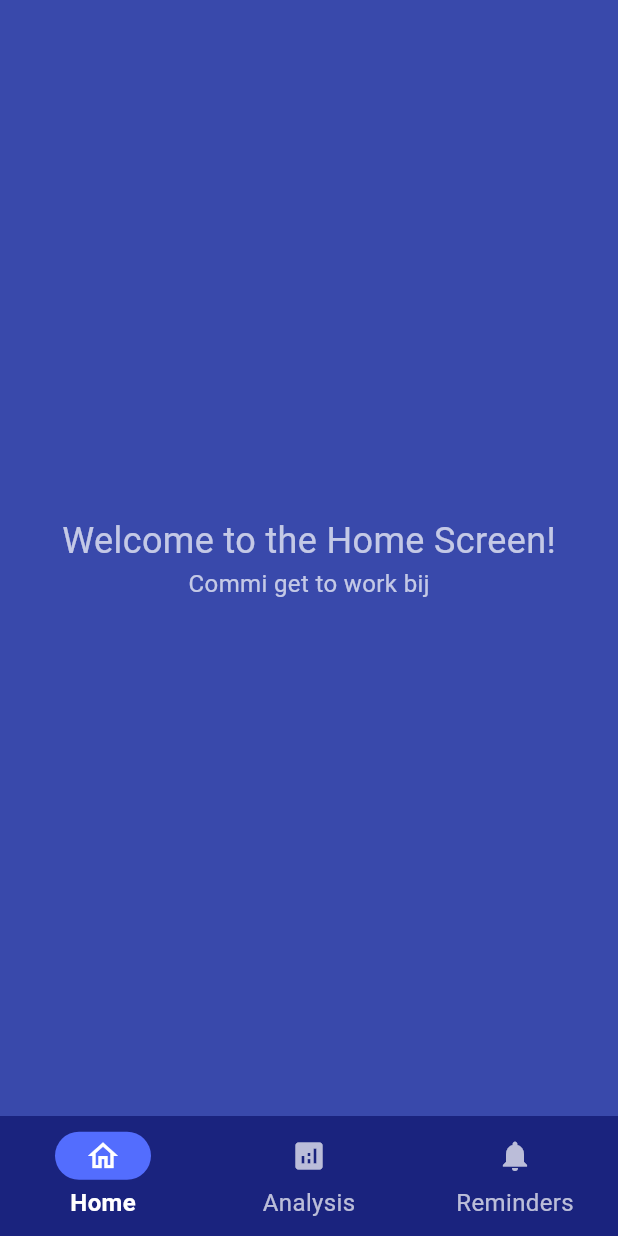
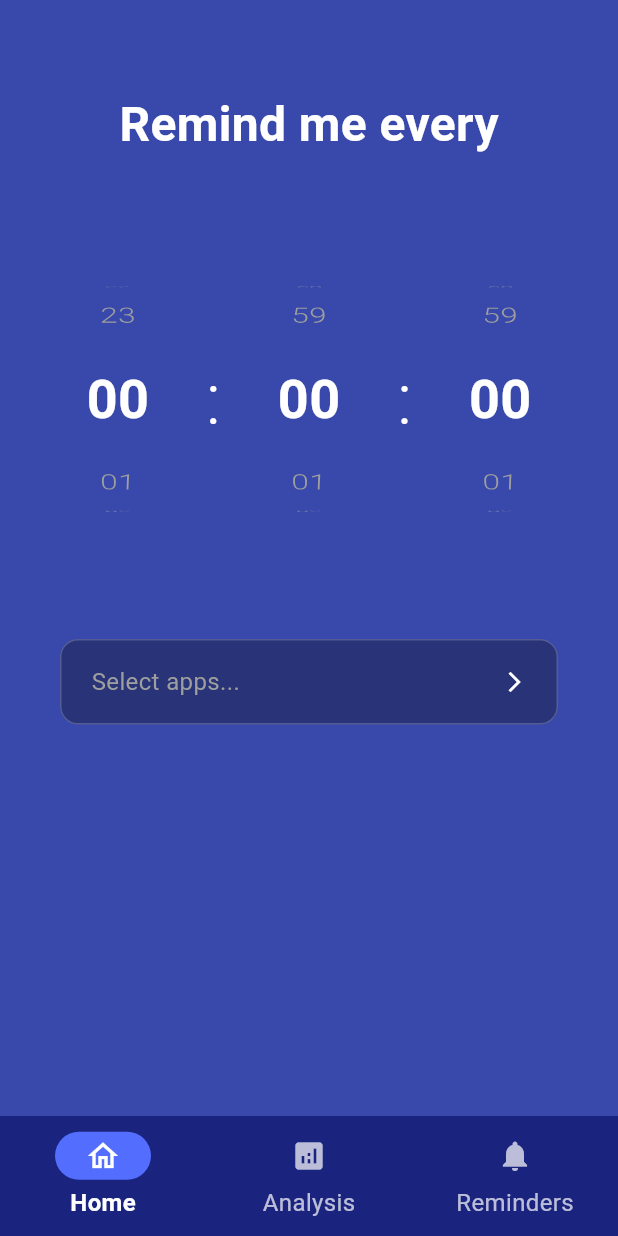
Before and after one commit to honhaoyuan0/Malefic-Visions, a Flutter app: the screen it shows after launch, on a phone screen of 412 x 824 dp. Run offline on Flutter 3.47's test engine with Material 3 defaults, Android fonts, the light colour scheme and no system bars; our stand-ins replace flutter_svg.

Commit message:
feat(screens): Added timer screen and app selection screen (#1)

```diff
--- a/lib/screens/home_screen.dart
+++ b/lib/screens/home_screen.dart
@@ -1,7 +1,9 @@
 import 'package:flutter/material.dart';
 import 'reminder_screen.dart';
 import 'analysis.dart';
+import 'timer_screen.dart';
 import '../global_widgets/bottom_nav_bar.dart';
+
 
 class MyHome extends StatefulWidget {
   const MyHome({
@@ -23,13 +25,13 @@ class _MyHomeState extends State<MyHome> {
   Widget _buildPage() {
     switch (currentPageIndex) {
       case 0:
-        return HomeBody();
+        return TimerScreen();
       case 1:
         return ScreenTimeAnalysis();
       case 2:
         return Reminder();
       default:
-        return HomeBody(); // Default to HomeBody if index is out of range
+        return TimerScreen(); // Default to TimerScreen if index is out of range
     }
   }
 
@@ -49,26 +51,3 @@ class _MyHomeState extends State<MyHome> {
       );
   }
 }
-
-// Home Page Body
-class HomeBody extends StatelessWidget {
-  const HomeBody({
-    super.key,
-  });
-
-  @override
-  Widget build(BuildContext context) {
-    return Center(
-      child: Column(
-        mainAxisAlignment: MainAxisAlignment.center,
-        children: [
-          const Text(
-            'Welcome to the Home Screen!',
-            style: TextStyle(fontSize: 24),
-          ),
-          const Text("Commi get to work bij")
-        ],
-      ),
-    );
-  }
-}
--- a/lib/screens/screens.dart
+++ b/lib/screens/screens.dart
@@ -1,3 +1,5 @@
 export 'home_screen.dart';
 export 'reminder_screen.dart';
 export 'analysis.dart';
+export 'timer_screen.dart';
+export 'app_selection_screen.dart';
--- /dev/null
+++ b/lib/screens/timer_screen.dart
@@ -0,0 +1,237 @@
+import 'package:flutter/material.dart';
+import 'app_selection_screen.dart';
+
+// =============================================================================
+// TIMER SCREEN - Main screen for setting up timer and selecting apps
+// =============================================================================
+
+class TimerScreen extends StatefulWidget {
+  const TimerScreen({super.key});
+
+  @override
+  State<TimerScreen> createState() => _TimerScreenState();
+}
+
+// =============================================================================
+// STATE CLASS - Manages timer values and selected apps
+// =============================================================================
+
+class _TimerScreenState extends State<TimerScreen> {
+  // =============================================================================
+  // STATE VARIABLES - Store current timer settings and selected apps
+  // =============================================================================
+
+  // Timer duration values (user can scroll to change these)
+  int selectedHours = 0;
+  int selectedMinutes = 0;
+  int selectedSeconds = 0;
+
+  // List of apps user wants reminders for (updated from app selection screen)
+  List<String> selectedApps = [];
+
+  // =============================================================================
+  // UI BUILD METHOD - Creates the visual interface
+  // =============================================================================
+  @override
+  Widget build(BuildContext context) {
+    return Scaffold(
+      body: SafeArea(
+        child: Padding(
+          padding: const EdgeInsets.all(20.0),
+          child: Column(
+            children: [
+              const SizedBox(height: 40),
+              // =============================================================================
+              // SCREEN TITLE - "Remind me every" heading
+              // =============================================================================
+              const Text(
+                'Remind me every',
+                style: TextStyle(
+                  fontSize: 32,
+                  fontWeight: FontWeight.bold,
+                  color: Colors.white,
+                ),
+              ),
+              const SizedBox(height: 60),
+              // =============================================================================
+              // TIME PICKER SECTION - Three scrollable wheels (HH : MM : SS)
+              // =============================================================================
+              _buildTimePicker(),
+              const SizedBox(height: 60),
+              // =============================================================================
+              // APP SELECTION SECTION - Button to choose apps for reminders
+              // =============================================================================
+              _buildAppSelectionSection(),
+            ],
+          ),
+        ),
+      ),
+    );
+  }
+
+  // =============================================================================
+  // TIME PICKER BUILDER - Creates three wheel pickers with colons (00 : 00 : 00)
+  // =============================================================================
+  Widget _buildTimePicker() {
+    return SizedBox(
+      height: 200,
+      child: Row(
+        mainAxisAlignment: MainAxisAlignment.center,
+        children: [
+          // =============================================================================
+          // HOURS WHEEL - Scrollable picker for hours (0-23)
+          // =============================================================================
+          Expanded(child: _buildLoopingWheelPicker(
+            maxValue: 24,
+            selectedValue: selectedHours,
+            onSelectedItemChanged: (value) {
+              setState(() {
+                selectedHours = value;
+              });
+            },
+          )),
+          // Colon separator between hours and minutes
+          const Text(
+            ':',
+            style: TextStyle(
+              fontSize: 48,
+              color: Colors.white,
+              fontWeight: FontWeight.w300,
+            ),
+          ),
+          // =============================================================================
+          // MINUTES WHEEL - Scrollable picker for minutes (0-59)
+          // =============================================================================
+          Expanded(child: _buildLoopingWheelPicker(
+            maxValue: 60,
+            selectedValue: selectedMinutes,
+            onSelectedItemChanged: (value) {
+              setState(() {
+                selectedMinutes = value;
+              });
+            },
+          )),
+          // Colon separator between minutes and seconds
+          const Text(
+            ':',
+            style: TextStyle(
+              fontSize: 48,
+              color: Colors.white,
+              fontWeight: FontWeight.w300,
+            ),
+          ),
+          // =============================================================================
+          // SECONDS WHEEL - Scrollable picker for seconds (0-59)
+          // =============================================================================
+          Expanded(child: _buildLoopingWheelPicker(
+            maxValue: 60,
+            selectedValue: selectedSeconds,
+            onSelectedItemChanged: (value) {
+              setState(() {
+                selectedSeconds = value;
+              });
+            },
+          )),
+        ],
+      ),
+    );
+  }
+
+  // =============================================================================
+  // INDIVIDUAL WHEEL PICKER - Creates a single scrollable wheel with looping
+  // =============================================================================
+  Widget _buildLoopingWheelPicker({
+    required int maxValue,
+    required int selectedValue,
+    required Function(int) onSelectedItemChanged,
+  }) {
+    return ListWheelScrollView.useDelegate(
+      itemExtent: 60,                              // Height of each number
+      perspective: 0.01,                           // 3D curve effect
+      diameterRatio: 1.5,                          // How curved the wheel looks
+      physics: const FixedExtentScrollPhysics(),   // Snaps to each number
+      onSelectedItemChanged: (index) {
+        // Handle looping: when scrolling past max, wrap to 0
+        // When scrolling below 0, wrap to max-1
+        final actualValue = ((index % maxValue) + maxValue) % maxValue;
+        onSelectedItemChanged(actualValue);
+      },
+      // Use Flutter's built-in looping delegate for infinite scroll
+      childDelegate: ListWheelChildLoopingListDelegate(
+        children: List.generate(maxValue, (index) {
+          final isSelected = index == selectedValue;
+          return Center(
+            child: Text(
+              index.toString().padLeft(2, '0'),    // Format as "01", "02", etc.
+              style: TextStyle(
+                fontSize: isSelected ? 36 : 24,    // Selected number is larger
+                fontWeight: isSelected ? FontWeight.bold : FontWeight.w300,
+                color: isSelected ? Colors.white : Colors.grey,  // Selected is white
+              ),
+            ),
+          );
+        }),
+      ),
+    );
+  }
+
+  // =============================================================================
+  // APP SELECTION SECTION - Clickable area to choose apps for reminders
+  // =============================================================================
+  Widget _buildAppSelectionSection() {
+    return GestureDetector(
+      onTap: _navigateToAppSelection,
+      child: Container(
+        margin: const EdgeInsets.symmetric(horizontal: 20),
+        padding: const EdgeInsets.symmetric(vertical: 16, horizontal: 20),
+        decoration: BoxDecoration(
+          color: Colors.black.withValues(alpha: 0.3),
+          borderRadius: BorderRadius.circular(12),
+          border: Border.all(color: Colors.white.withValues(alpha: 0.2)),
+        ),
+        child: Row(
+          mainAxisAlignment: MainAxisAlignment.spaceBetween,
+          children: [
+            // Dynamic text showing selection status
+            Expanded(
+              child: Text(
+                selectedApps.isEmpty
+                  ? 'Select apps...'                    // No apps selected
+                  : '${selectedApps.length} app${selectedApps.length == 1 ? '' : 's'} selected',  // Show count
+                style: TextStyle(
+                  fontSize: 16,
+                  color: selectedApps.isEmpty ? Colors.grey : Colors.white,  // Grey if empty, white if selected
+                ),
+              ),
+            ),
+            // Arrow icon indicating this is clickable
+            const Icon(
+              Icons.arrow_forward_ios,
+              color: Colors.white,
+              size: 16,
+            ),
+          ],
+        ),
+      ),
+    );
+  }
+
+  // =============================================================================
+  // NAVIGATION METHOD - Opens app selection screen and handles results
+  // =============================================================================
+  void _navigateToAppSelection() {
+    Navigator.push(
+      context,
+      MaterialPageRoute(
+        builder: (context) => AppSelectionScreen(
+          selectedApps: selectedApps,           // Send current selections
+          onAppsSelected: (apps) {              // Callback for when user is done
+            setState(() {
+              selectedApps = apps;              // Update our list with new selections
+            });
+          },
+        ),
+      ),
+    );
+  }
+}
```
Also changed, not shown: lib/screens/app_selection_screen.dart (added, +206 -0 lines), 9 other files.
